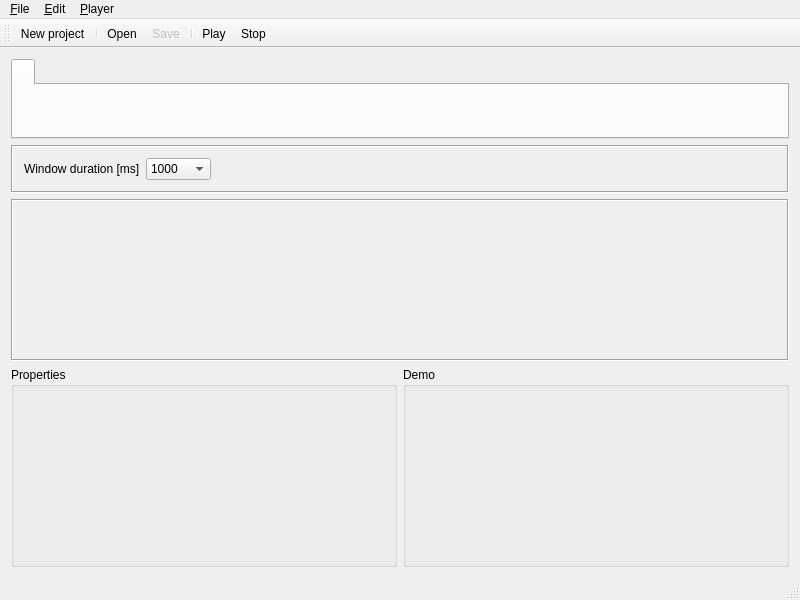
Before: the Qt Designer form illumination-edit/editorwindow.ui in olegyurchenko/audio-illuminated, drawn with Qt 5.
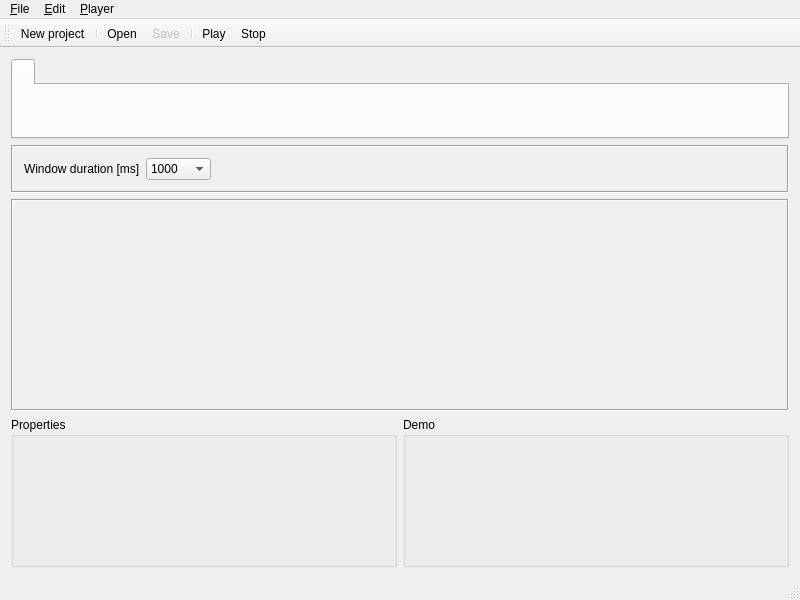
After: the same form once the commit is applied. Icons and pictures are not drawn. Custom widgets are drawn as their Qt base class.

```diff
--- a/illumination-edit/editorwindow.ui
+++ b/illumination-edit/editorwindow.ui
@@ -147,8 +147,8 @@
        <widget class="QGroupBox" name="propertyPanel">
         <property name="minimumSize">
          <size>
-          <width>300</width>
-          <height>200</height>
+          <width>150</width>
+          <height>150</height>
          </size>
         </property>
         <property name="title">
@@ -161,7 +161,7 @@
         <property name="minimumSize">
          <size>
           <width>0</width>
-          <height>200</height>
+          <height>150</height>
          </size>
         </property>
         <property name="title">
```
